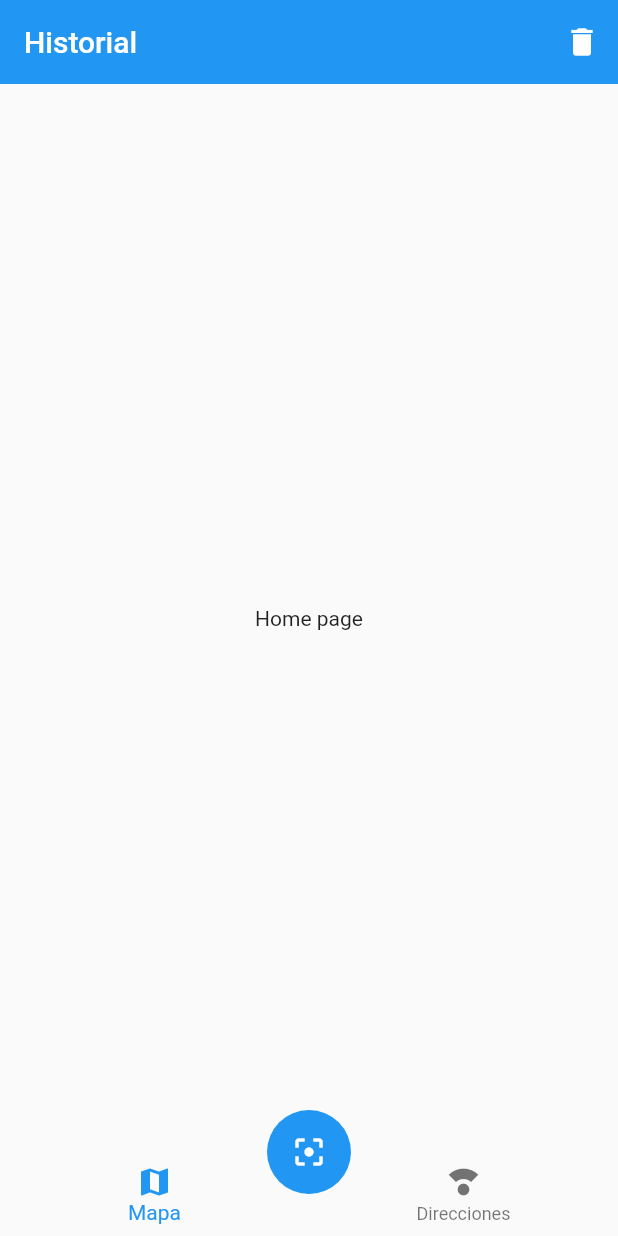
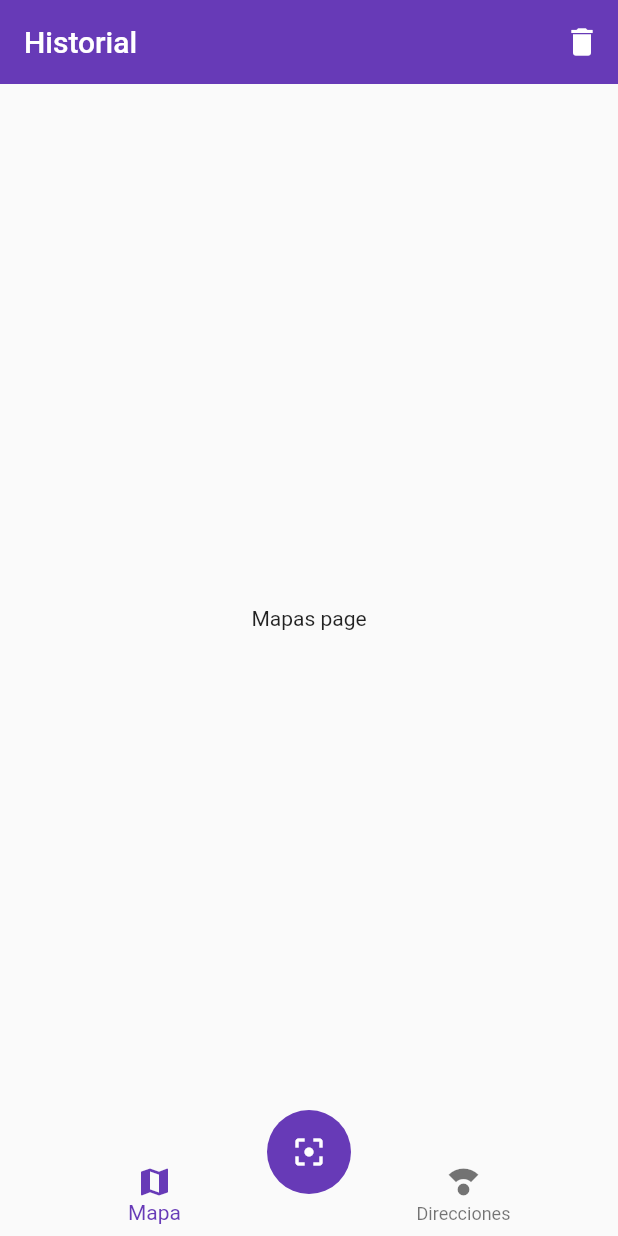
Before and after one commit to MiguelHL/Flutter, a Flutter app: the screen it shows after launch, on a phone screen of 412 x 824 dp. Run offline on Flutter 3.47's test engine with Material 2 defaults, Android fonts, the phone set to English and light mode, and no system bars.

Commit message:
Add design, provider and basic views of PageHome

```diff
--- a/lib/main.dart
+++ b/lib/main.dart
@@ -1,14 +1,22 @@
 import 'package:flutter/material.dart';
+import 'package:provider/provider.dart';
 import 'package:qr_reader/pages/home_page.dart';
 import 'package:qr_reader/pages/mapa_page.dart';
+import 'package:qr_reader/providers/ui_provider.dart';
 
-void main() => runApp(MyApp());
+void main() => runApp(const MyApp());
 
 class MyApp extends StatelessWidget {
 
+const MyApp ({Key? key}) : super(key: key);
+
   @override
   Widget build(BuildContext context) {
-    return  MaterialApp(
+    return  MultiProvider(
+      providers: [
+        ChangeNotifierProvider(create: (_)=> UiProvider()),
+      ],
+      child: MaterialApp(
         debugShowCheckedModeBanner: false,
         title: 'QR READER',
         initialRoute: 'home',
@@ -16,6 +24,13 @@ class MyApp extends StatelessWidget {
           'home': ( _)=> const HomePage(),
           'mapa':(_)=> const MapaPage()
         },
+        theme: ThemeData(
+          primarySwatch: Colors.deepPurple,
+          floatingActionButtonTheme: const FloatingActionButtonThemeData(
+          backgroundColor: Colors.deepPurple,
+          )
+        )
+      ),
     );
   }
 }
--- /dev/null
+++ b/lib/pages/direcciones_page.dart
@@ -0,0 +1,13 @@
+import 'package:flutter/material.dart';
+
+
+class DireccionesPage extends StatelessWidget {
+  const DireccionesPage({ Key? key }) : super(key: key);
+
+  @override
+  Widget build(BuildContext context) {
+    return const Center(
+      child: Text('Direcciones page'),
+    );
+  }
+}
--- a/lib/pages/home_page.dart
+++ b/lib/pages/home_page.dart
@@ -1,4 +1,8 @@
 import 'package:flutter/material.dart';
+import 'package:provider/provider.dart';
+import 'package:qr_reader/pages/direcciones_page.dart';
+import 'package:qr_reader/pages/mapas_page.dart';
+import 'package:qr_reader/providers/ui_provider.dart';
 import 'package:qr_reader/widgets/custom_navigator.dart';
 import 'package:qr_reader/widgets/scan_button.dart';
 
@@ -15,12 +19,34 @@ class HomePage extends StatelessWidget {
           IconButton(onPressed: (){}, icon: const Icon(Icons.delete))
         ],
       ),
-      body: const Center(
-        child: Text('Home page'),
-      ),
+      body:  _HomePageBody(),
       bottomNavigationBar: const CustomNavigationBar(),
       floatingActionButton: const  ScanButton(),
       floatingActionButtonLocation: FloatingActionButtonLocation.centerDocked,
     );
   }
 }
+
+class _HomePageBody extends StatelessWidget {
+
+  @override
+  Widget build(BuildContext context) {
+
+    //capture the selected menu opt
+
+    final uiProvider= Provider.of<UiProvider>(context);
+
+    final currentIndex = uiProvider.selectedMenuOpt;
+    switch(currentIndex){
+
+      case 0:
+        return const MapasPage();
+      case 1:
+        return const DireccionesPage();
+
+      default:
+        return const MapasPage();
+
+    }
+  }
+}
--- /dev/null
+++ b/lib/pages/mapas_page.dart
@@ -0,0 +1,13 @@
+import 'package:flutter/material.dart';
+
+
+class MapasPage extends StatelessWidget {
+  const MapasPage({ Key? key }) : super(key: key);
+
+  @override
+  Widget build(BuildContext context) {
+    return const Center(
+      child: Text('Mapas page'),
+    );
+  }
+}
--- /dev/null
+++ b/lib/providers/ui_provider.dart
@@ -0,0 +1,16 @@
+import 'package:flutter/material.dart';
+
+class UiProvider extends ChangeNotifier{
+
+  int _selectedMenuOpt =0;
+
+  int get selectedMenuOpt{
+    return _selectedMenuOpt;
+  }
+
+  set selectedMenuOpt (int i){
+    _selectedMenuOpt=i;
+    notifyListeners();
+  }
+
+}
--- a/lib/widgets/custom_navigator.dart
+++ b/lib/widgets/custom_navigator.dart
@@ -1,17 +1,26 @@
+
 import 'package:flutter/material.dart';
+import 'package:provider/provider.dart';
+import 'package:qr_reader/providers/ui_provider.dart';
 
 class CustomNavigationBar extends StatelessWidget {
   const CustomNavigationBar({ Key? key }) : super(key: key);
 
   @override
   Widget build(BuildContext context) {
+
+    final uiProvider= Provider.of<UiProvider>(context);
+
+    final currenIndex = uiProvider.selectedMenuOpt;
+
     return BottomNavigationBar(
+      onTap: (int i)=> uiProvider.selectedMenuOpt=i,
       elevation: 0,
-      currentIndex: 0,
+      currentIndex: currenIndex,
       items: const [
         BottomNavigationBarItem(
           icon: Icon(Icons.map),
-          label: 'Mapa'
+          label: 'Mapa',
         ),
         BottomNavigationBarItem(
           icon: Icon(Icons.compass_calibration),
--- a/pubspec.yaml
+++ b/pubspec.yaml
@@ -34,6 +34,7 @@ dependencies:
   # The following adds the Cupertino Icons font to your application.
   # Use with the CupertinoIcons class for iOS style icons.
   cupertino_icons: ^1.0.2
+  provider: ^6.0.2
 
 dev_dependencies:
   flutter_test:
```
Also changed, not shown: pubspec.lock. Lines whose indentation alone changed are shown as unchanged.
